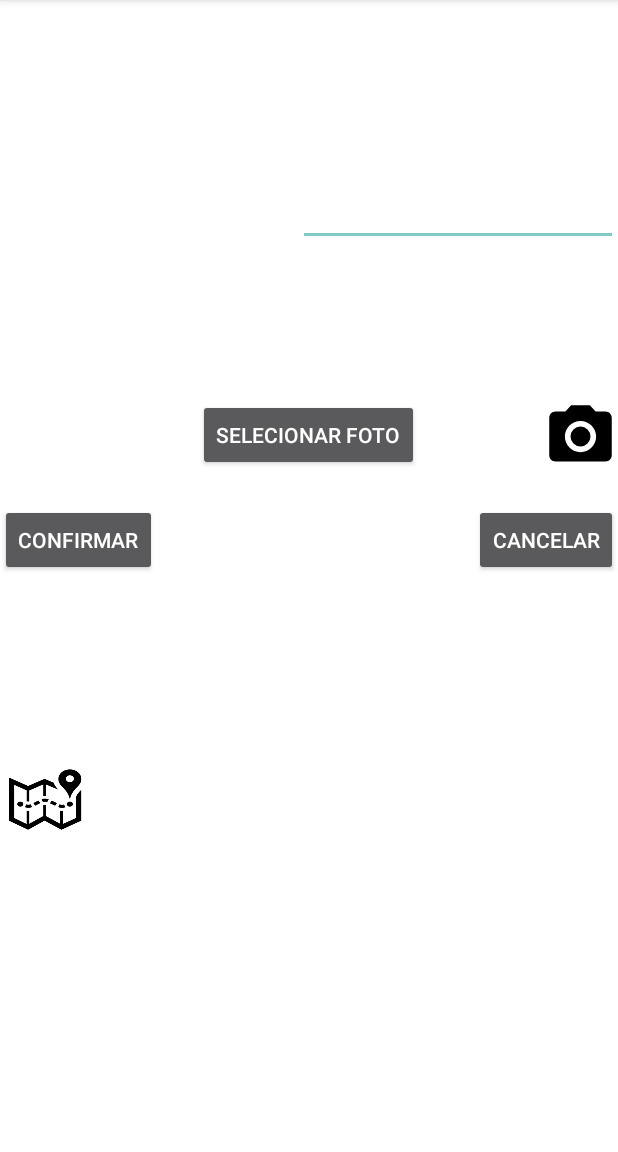
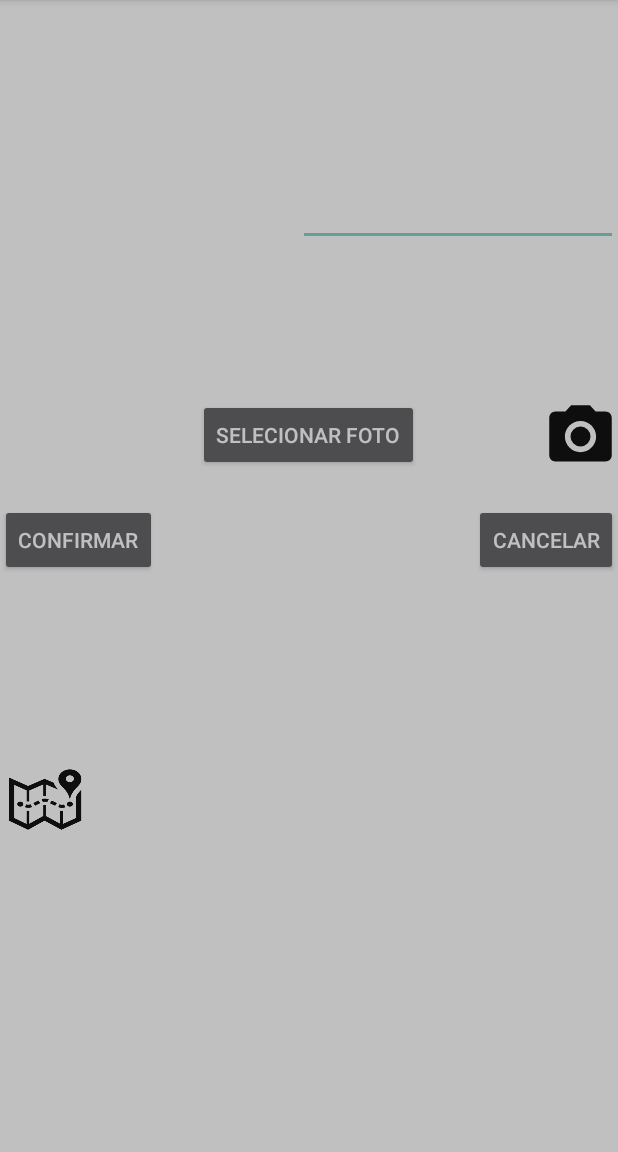
Before and after one commit to diogoflorencio/DiscoveryTrip, an Android app: the fragment PontoTuristicoCadastroFragment shown on its own in the app's theme, on a phone screen of 412 x 824 dp, the part 84-1236 px from its top. Run offline under Robolectric (Android 15) with nearby library versions, the phone set to English and light mode, and no system bars; libraries missing offline, so code that uses them is left out: com.facebook; 2 statements that could not run were skipped.

Commit message:
backgrounds

```diff
--- a/app/src/main/res/layout/fragment_evento_cadastro.xml
+++ b/app/src/main/res/layout/fragment_evento_cadastro.xml
@@ -2,7 +2,8 @@
     xmlns:tools="http://schemas.android.com/tools"
     android:layout_width="match_parent"
     android:layout_height="match_parent"
-    android:background="@color/common_google_signin_btn_text_dark_default"
+    android:alpha="0.7"
+    android:background="@color/cardview_light_background"
     android:clickable="true"
     tools:context="com.example.diogo.discoverytrip.Fragments.EventoCadastroFragment">
 
--- a/app/src/main/res/layout/fragment_perfil.xml
+++ b/app/src/main/res/layout/fragment_perfil.xml
@@ -4,7 +4,8 @@
     android:layout_height="match_parent"
     android:clickable="true"
     tools:context="com.example.diogo.discoverytrip.Fragments.PerfilFragment"
-    android:background="@android:color/white">
+    android:alpha="0.7"
+    android:background="@color/cardview_light_background">
 
     <LinearLayout
         android:orientation="vertical"
--- a/app/src/main/res/layout/fragment_perfil_edit.xml
+++ b/app/src/main/res/layout/fragment_perfil_edit.xml
@@ -3,9 +3,9 @@
     android:layout_width="match_parent"
     android:layout_height="match_parent"
     android:clickable="true"
-    tools:context="com.example.diogo.discoverytrip.Fragments.PerfilEditFragment">
-
-    <!-- TODO: Update blank fragment layout -->
+    tools:context="com.example.diogo.discoverytrip.Fragments.PerfilEditFragment"
+    android:alpha="0.7"
+    android:background="@color/cardview_light_background">
 
     <ScrollView
         android:layout_width="match_parent"
--- a/app/src/main/res/layout/fragment_ponto_turistico_cadastro.xml
+++ b/app/src/main/res/layout/fragment_ponto_turistico_cadastro.xml
@@ -3,7 +3,8 @@
     android:layout_width="match_parent"
     android:layout_height="match_parent"
     tools:context="com.example.diogo.discoverytrip.Fragments.PontoTuristicoCadastroFragment"
-    android:background="@color/common_google_signin_btn_text_dark_default">
+    android:alpha="0.7"
+    android:background="@color/cardview_light_background">
 
     <ScrollView
         android:layout_width="match_parent"
@@ -17,16 +18,16 @@
             android:layout_height="match_parent">
 
             <TextView
-                android:text="Nome"
+                android:id="@+id/pntName_txt"
                 android:layout_width="wrap_content"
                 android:layout_height="wrap_content"
-                android:layout_below="@+id/pntTuristico_txt"
                 android:layout_alignParentLeft="true"
                 android:layout_alignParentStart="true"
+                android:layout_below="@+id/pntTuristico_txt"
                 android:layout_marginTop="86dp"
-                android:id="@+id/pntName_txt"
-                android:textSize="18sp"
-                android:layout_weight="1" />
+                android:layout_weight="1"
+                android:text="Nome"
+                android:textSize="18sp" />
 
             <TextView
                 android:text="Descrição"
@@ -62,17 +63,17 @@
                 android:textAlignment="center" />
 
             <EditText
+                android:id="@+id/pntNameVal_txt"
                 android:layout_width="wrap_content"
                 android:layout_height="wrap_content"
-                android:inputType="textPersonName"
+                android:layout_above="@+id/editText2"
+                android:layout_alignLeft="@+id/pntCatVal_txt"
+                android:layout_alignParentEnd="true"
+                android:layout_alignParentRight="true"
+                android:layout_alignStart="@+id/pntCatVal_txt"
+                android:layout_alignTop="@+id/pntName_txt"
                 android:ems="10"
-                android:layout_alignTop="@+id/pntName_txt"
-                android:layout_alignParentRight="true"
-                android:layout_alignParentEnd="true"
-                android:id="@+id/pntNameVal_txt"
-                android:layout_alignLeft="@+id/pntCatVal_txt"
-                android:layout_alignStart="@+id/pntCatVal_txt"
-                android:layout_above="@+id/editText2" />
+                android:inputType="textPersonName" />
 
             <EditText
                 android:layout_width="wrap_content"
```
